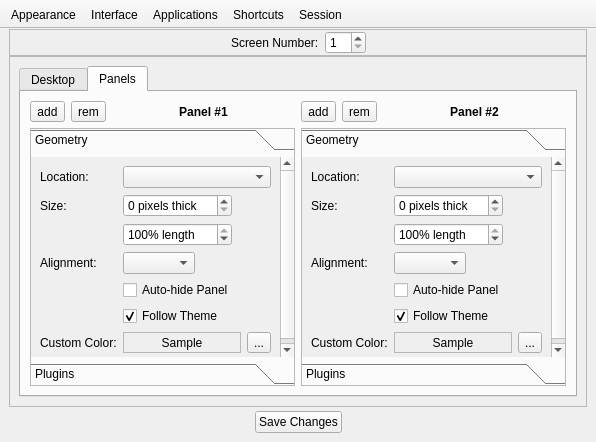
Above: lumina-config/mainUI.ui from lumina-desktop/lumina before the change. Below: the same form after it.
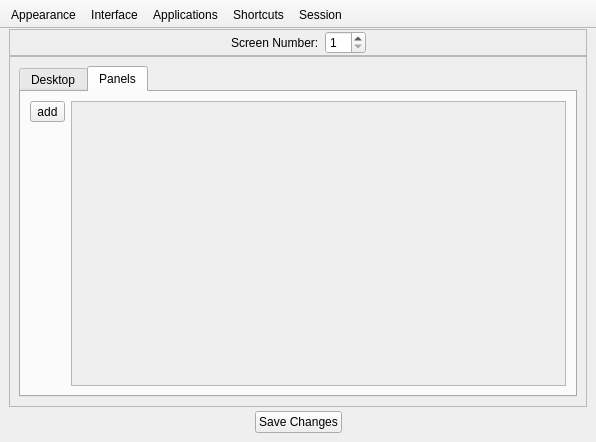
That is the form after the change. The open tabs and pages were chosen to show the change.

Commit message: Add a new PanelWidget to lumina-config. This allows the user to add more than 2 panels to each screen, and panels can be removed individually (not just the last one).

Diff of the .ui file:
```diff
--- a/lumina-config/mainUI.ui
+++ b/lumina-config/mainUI.ui
@@ -550,514 +550,9 @@
            <attribute name="title">
             <string>Panels</string>
            </attribute>
-           <layout class="QGridLayout" name="gridLayout_panels" rowstretch="0,1" columnstretch="0,0">
-            <item row="0" column="1">
-             <layout class="QHBoxLayout" name="horizontalLayout_9">
-              <item>
-               <widget class="QToolButton" name="tool_panel2_add">
-                <property name="text">
-                 <string notr="true">add</string>
-                </property>
-               </widget>
-              </item>
-              <item>
-               <widget class="QToolButton" name="tool_panel2_rm">
-                <property name="text">
-                 <string notr="true">rem</string>
-                </property>
-               </widget>
-              </item>
-              <item>
-               <widget class="QLabel" name="label_panel2">
-                <property name="sizePolicy">
-                 <sizepolicy hsizetype="Expanding" vsizetype="Preferred">
-                  <horstretch>0</horstretch>
-                  <verstretch>0</verstretch>
-                 </sizepolicy>
-                </property>
-                <property name="font">
-                 <font>
-                  <weight>75</weight>
-                  <bold>true</bold>
-                 </font>
-                </property>
-                <property name="text">
-                 <string>Panel #2</string>
-                </property>
-                <property name="alignment">
-                 <set>Qt::AlignCenter</set>
-                </property>
-               </widget>
-              </item>
-             </layout>
-            </item>
-            <item row="1" column="0">
-             <widget class="QToolBox" name="toolBox_panel1">
-              <property name="sizePolicy">
-               <sizepolicy hsizetype="Minimum" vsizetype="Preferred">
-                <horstretch>0</horstretch>
-                <verstretch>0</verstretch>
-               </sizepolicy>
-              </property>
-              <property name="frameShape">
-               <enum>QFrame::StyledPanel</enum>
-              </property>
-              <property name="frameShadow">
-               <enum>QFrame::Raised</enum>
-              </property>
-              <property name="midLineWidth">
-               <number>2</number>
-              </property>
-              <property name="currentIndex">
-               <number>0</number>
-              </property>
-              <widget class="QWidget" name="page_panel1_appearance">
-               <property name="geometry">
-                <rect>
-                 <x>0</x>
-                 <y>0</y>
-                 <width>249</width>
-                 <height>215</height>
-                </rect>
-               </property>
-               <attribute name="label">
-                <string>Geometry</string>
-               </attribute>
-               <layout class="QFormLayout" name="formLayout">
-                <property name="fieldGrowthPolicy">
-                 <enum>QFormLayout::ExpandingFieldsGrow</enum>
-                </property>
-                <item row="0" column="0">
-                 <widget class="QLabel" name="label_3">
-                  <property name="text">
-                   <string>Location:</string>
-                  </property>
-                 </widget>
-                </item>
-                <item row="0" column="1">
-                 <widget class="QComboBox" name="combo_panel1_loc">
-                  <property name="sizePolicy">
-                   <sizepolicy hsizetype="Expanding" vsizetype="Fixed">
-                    <horstretch>0</horstretch>
-                    <verstretch>0</verstretch>
-                   </sizepolicy>
-                  </property>
-                 </widget>
-                </item>
-                <item row="6" column="0">
-                 <widget class="QLabel" name="label_5">
-                  <property name="text">
-                   <string>Custom Color:</string>
-                  </property>
-                 </widget>
-                </item>
-                <item row="6" column="1">
-                 <layout class="QHBoxLayout" name="horizontalLayout_8">
-                  <item>
-                   <widget class="QLabel" name="label_panel1_sample">
-                    <property name="sizePolicy">
-                     <sizepolicy hsizetype="Expanding" vsizetype="Preferred">
-                      <horstretch>0</horstretch>
-                      <verstretch>0</verstretch>
-                     </sizepolicy>
-                    </property>
-                    <property name="frameShape">
-                     <enum>QFrame::StyledPanel</enum>
-                    </property>
-                    <property name="text">
-                     <string>Sample</string>
-                    </property>
-                    <property name="alignment">
-                     <set>Qt::AlignCenter</set>
-                    </property>
-                   </widget>
-                  </item>
-                  <item>
-                   <widget class="QToolButton" name="tool_panel1_getcolor">
-                    <property name="text">
-                     <string>...</string>
-                    </property>
-                   </widget>
-                  </item>
-                 </layout>
-                </item>
-                <item row="4" column="1">
-                 <widget class="QCheckBox" name="check_panel1_hidepanel">
-                  <property name="text">
-                   <string>Auto-hide Panel </string>
-                  </property>
-                 </widget>
-                </item>
-                <item row="5" column="1">
-                 <widget class="QCheckBox" name="check_panel1_usetheme">
-                  <property name="text">
-                   <string>Follow Theme</string>
-                  </property>
-                  <property name="checked">
-                   <bool>true</bool>
-                  </property>
-                 </widget>
-                </item>
-                <item row="2" column="1">
-                 <layout class="QVBoxLayout" name="verticalLayout_11">
-                  <item>
-                   <widget class="QSpinBox" name="spin_panel1_size">
-                    <property name="suffix">
-                     <string> pixels thick</string>
-                    </property>
-                    <property name="maximum">
-                     <number>500</number>
-                    </property>
-                   </widget>
-                  </item>
-                  <item>
-                   <widget class="QSpinBox" name="spin_panel1_length">
-                    <property name="suffix">
-                     <string>% length</string>
-                    </property>
-                    <property name="minimum">
-                     <number>1</number>
-                    </property>
-                    <property name="maximum">
-                     <number>100</number>
-                    </property>
-                    <property name="value">
-                     <number>100</number>
-                    </property>
-                   </widget>
-                  </item>
-                 </layout>
-                </item>
-                <item row="2" column="0">
-                 <widget class="QLabel" name="label_4">
-                  <property name="text">
-                   <string>Size:</string>
-                  </property>
-                 </widget>
-                </item>
-                <item row="3" column="0">
-                 <widget class="QLabel" name="label_30">
-                  <property name="text">
-                   <string>Alignment:</string>
-                  </property>
-                 </widget>
-                </item>
-                <item row="3" column="1">
-                 <widget class="QComboBox" name="combo_panel1_align"/>
-                </item>
-               </layout>
-              </widget>
-              <widget class="QWidget" name="page_panel1_plugins">
-               <property name="geometry">
-                <rect>
-                 <x>0</x>
-                 <y>0</y>
-                 <width>197</width>
-                 <height>117</height>
-                </rect>
-               </property>
-               <attribute name="label">
-                <string>Plugins</string>
-               </attribute>
-               <layout class="QVBoxLayout" name="verticalLayout_5">
-                <item>
-                 <widget class="QListWidget" name="list_panel1_plugins">
-                  <property name="iconSize">
-                   <size>
-                    <width>16</width>
-                    <height>16</height>
-                   </size>
-                  </property>
-                 </widget>
-                </item>
-                <item>
-                 <layout class="QHBoxLayout" name="horizontalLayout_7">
-                  <item>
-                   <widget class="QToolButton" name="tool_panel1_addplugin">
-                    <property name="text">
-                     <string notr="true">add</string>
-                    </property>
-                   </widget>
-                  </item>
-                  <item>
-                   <widget class="QToolButton" name="tool_panel1_rmplugin">
-                    <property name="text">
-                     <string notr="true">rem</string>
-                    </property>
-                   </widget>
-                  </item>
-                  <item>
-                   <spacer name="horizontalSpacer_5">
-                    <property name="orientation">
-                     <enum>Qt::Horizontal</enum>
-                    </property>
-                    <property name="sizeType">
-                     <enum>QSizePolicy::MinimumExpanding</enum>
-                    </property>
-                    <property name="sizeHint" stdset="0">
-                     <size>
-                      <width>10</width>
-                      <height>20</height>
-                     </size>
-                    </property>
-                   </spacer>
-                  </item>
-                  <item>
-                   <widget class="QToolButton" name="tool_panel1_upplug">
-                    <property name="text">
-                     <string notr="true">up</string>
-                    </property>
-                   </widget>
-                  </item>
-                  <item>
-                   <widget class="QToolButton" name="tool_panel1_dnplug">
-                    <property name="text">
-                     <string notr="true">dn</string>
-                    </property>
-                   </widget>
-                  </item>
-                 </layout>
-                </item>
-               </layout>
-              </widget>
-             </widget>
-            </item>
-            <item row="1" column="1">
-             <widget class="QToolBox" name="toolBox_panel2">
-              <property name="sizePolicy">
-               <sizepolicy hsizetype="MinimumExpanding" vsizetype="Preferred">
-                <horstretch>0</horstretch>
-                <verstretch>0</verstretch>
-               </sizepolicy>
-              </property>
-              <property name="frameShape">
-               <enum>QFrame::StyledPanel</enum>
-              </property>
-              <property name="frameShadow">
-               <enum>QFrame::Raised</enum>
-              </property>
-              <property name="lineWidth">
-               <number>1</number>
-              </property>
-              <property name="midLineWidth">
-               <number>2</number>
-              </property>
-              <property name="currentIndex">
-               <number>0</number>
-              </property>
-              <widget class="QWidget" name="page_panel2_appearance">
-               <property name="geometry">
-                <rect>
-                 <x>0</x>
-                 <y>0</y>
-                 <width>249</width>
-                 <height>209</height>
-                </rect>
-               </property>
-               <attribute name="label">
-                <string>Geometry</string>
-               </attribute>
-               <layout class="QFormLayout" name="formLayout_2">
-                <property name="fieldGrowthPolicy">
-                 <enum>QFormLayout::ExpandingFieldsGrow</enum>
-                </property>
-                <item row="0" column="0">
-                 <widget class="QLabel" name="label_7">
-                  <property name="text">
-                   <string>Location:</string>
-                  </property>
-                 </widget>
-                </item>
-                <item row="0" column="1">
-                 <widget class="QComboBox" name="combo_panel2_loc">
-                  <property name="sizePolicy">
-                   <sizepolicy hsizetype="Expanding" vsizetype="Fixed">
-                    <horstretch>0</horstretch>
-                    <verstretch>0</verstretch>
-                   </sizepolicy>
-                  </property>
-                 </widget>
-                </item>
-                <item row="5" column="0">
-                 <widget class="QLabel" name="label_9">
-                  <property name="text">
-                   <string>Custom Color:</string>
-                  </property>
-                 </widget>
-                </item>
-                <item row="5" column="1">
-                 <layout class="QHBoxLayout" name="horizontalLayout_10">
-                  <item>
-                   <widget class="QLabel" name="label_panel2_sample">
-                    <property name="sizePolicy">
-                     <sizepolicy hsizetype="Expanding" vsizetype="Preferred">
-                      <horstretch>0</horstretch>
-                      <verstretch>0</verstretch>
-                     </sizepolicy>
-                    </property>
-                    <property name="frameShape">
-                     <enum>QFrame::StyledPanel</enum>
-                    </property>
-                    <property name="text">
-                     <string>Sample</string>
-                    </property>
-                    <property name="alignment">
-                     <set>Qt::AlignCenter</set>
-                    </property>
-                   </widget>
-                  </item>
-                  <item>
-                   <widget class="QToolButton" name="tool_panel2_getcolor">
-                    <property name="text">
-                     <string>...</string>
-                    </property>
-                   </widget>
-                  </item>
-                 </layout>
-                </item>
-                <item row="3" column="1">
-                 <widget class="QCheckBox" name="check_panel2_hidepanel">
-                  <property name="text">
-                   <string>Auto-hide Panel </string>
-                  </property>
-                 </widget>
-                </item>
-                <item row="4" column="1">
-                 <widget class="QCheckBox" name="check_panel2_usetheme">
-                  <property name="text">
-                   <string>Follow Theme</string>
-                  </property>
-                  <property name="checked">
-                   <bool>true</bool>
-                  </property>
-                 </widget>
-                </item>
-                <item row="1" column="1">
-                 <layout class="QVBoxLayout" name="verticalLayout_20">
-                  <item>
-                   <widget class="QSpinBox" name="spin_panel2_size">
-                    <property name="suffix">
-                     <string> pixels thick</string>
-                    </property>
-                    <property name="maximum">
-                     <number>500</number>
-                    </property>
-                   </widget>
-                  </item>
-                  <item>
-                   <widget class="QSpinBox" name="spin_panel2_length">
-                    <property name="suffix">
-                     <string>% length</string>
-                    </property>
-                    <property name="minimum">
-                     <number>1</number>
-                    </property>
-                    <property name="maximum">
-                     <number>100</number>
-                    </property>
-                    <property name="value">
-                     <number>100</number>
-                    </property>
-                   </widget>
-                  </item>
-                 </layout>
-                </item>
-                <item row="1" column="0">
-                 <widget class="QLabel" name="label_8">
-                  <property name="text">
-                   <string>Size:</string>
-                  </property>
-                 </widget>
-                </item>
-                <item row="2" column="0">
-                 <widget class="QLabel" name="label_31">
-                  <property name="text">
-                   <string>Alignment:</string>
-                  </property>
-                 </widget>
-                </item>
-                <item row="2" column="1">
-                 <widget class="QComboBox" name="combo_panel2_align"/>
-                </item>
-               </layout>
-              </widget>
-              <widget class="QWidget" name="page_panel2_plugins">
-               <property name="geometry">
-                <rect>
-                 <x>0</x>
-                 <y>0</y>
-                 <width>197</width>
-                 <height>117</height>
-                </rect>
-               </property>
-               <attribute name="label">
-                <string>Plugins</string>
-               </attribute>
-               <layout class="QVBoxLayout" name="verticalLayout_7">
-                <item>
-                 <widget class="QListWidget" name="list_panel2_plugins">
-                  <property name="iconSize">
-                   <size>
-                    <width>16</width>
-                    <height>16</height>
-                   </size>
-                  </property>
-                 </widget>
-                </item>
-                <item>
-                 <layout class="QHBoxLayout" name="horizontalLayout_11">
-                  <item>
-                   <widget class="QToolButton" name="tool_panel2_addplugin">
-                    <property name="text">
-                     <string notr="true">add</string>
-                    </property>
-                   </widget>
-                  </item>
-                  <item>
-                   <widget class="QToolButton" name="tool_panel2_rmplugin">
-                    <property name="text">
-                     <string notr="true">rem</string>
-                    </property>
-                   </widget>
-                  </item>
-                  <item>
-                   <spacer name="horizontalSpacer_6">
-                    <property name="orientation">
-                     <enum>Qt::Horizontal</enum>
-                    </property>
-                    <property name="sizeType">
-                     <enum>QSizePolicy::MinimumExpanding</enum>
-                    </property>
-                    <property name="sizeHint" stdset="0">
-                     <size>
-                      <width>10</width>
-                      <height>20</height>
-                     </size>
-                    </property>
-                   </spacer>
-                  </item>
-                  <item>
-                   <widget class="QToolButton" name="tool_panel2_upplug">
-                    <property name="text">
-                     <string notr="true">up</string>
-                    </property>
-                   </widget>
-                  </item>
-                  <item>
-                   <widget class="QToolButton" name="tool_panel2_dnplug">
-                    <property name="text">
-                     <string notr="true">dn</string>
-                    </property>
-                   </widget>
-                  </item>
-                 </layout>
-                </item>
-               </layout>
-              </widget>
-             </widget>
-            </item>
+           <layout class="QGridLayout" name="gridLayout_panels" rowstretch="0" columnstretch="0,0">
             <item row="0" column="0">
-             <layout class="QHBoxLayout" name="horizontalLayout_6">
+             <layout class="QVBoxLayout" name="verticalLayout_5">
               <item>
                <widget class="QToolButton" name="tool_panel1_add">
                 <property name="text">
@@ -1066,36 +561,43 @@
                </widget>
               </item>
               <item>
-               <widget class="QToolButton" name="tool_panel1_rm">
-                <property name="text">
-                 <string notr="true">rem</string>
+               <spacer name="verticalSpacer_3">
+                <property name="orientation">
+                 <enum>Qt::Vertical</enum>
                 </property>
-               </widget>
-              </item>
-              <item>
-               <widget class="QLabel" name="label_panel1">
-                <property name="sizePolicy">
-                 <sizepolicy hsizetype="Expanding" vsizetype="Preferred">
-                  <horstretch>0</horstretch>
-                  <verstretch>0</verstretch>
-                 </sizepolicy>
+                <property name="sizeHint" stdset="0">
+                 <size>
+                  <width>20</width>
+                  <height>40</height>
+                 </size>
                 </property>
-                <property name="font">
-                 <font>
-                  <weight>75</weight>
-                  <bold>true</bold>
-                 </font>
-                </property>
-                <property name="text">
-                 <string>Panel #1</string>
-                </property>
-                <property name="alignment">
-                 <set>Qt::AlignCenter</set>
-                </property>
-               </widget>
+               </spacer>
               </item>
              </layout>
             </item>
+            <item row="0" column="1">
+             <widget class="QScrollArea" name="scroll_panels">
+              <property name="sizeAdjustPolicy">
+               <enum>QAbstractScrollArea::AdjustToContents</enum>
+              </property>
+              <property name="widgetResizable">
+               <bool>true</bool>
+              </property>
+              <property name="alignment">
+               <set>Qt::AlignLeading|Qt::AlignLeft|Qt::AlignTop</set>
+              </property>
+              <widget class="QWidget" name="scrollAreaWidgetContents_2">
+               <property name="geometry">
+                <rect>
+                 <x>0</x>
+                 <y>0</y>
+                 <width>487</width>
+                 <height>263</height>
+                </rect>
+               </property>
+              </widget>
+             </widget>
+            </item>
            </layout>
           </widget>
          </widget>
```
Left out of the diff: 6 changed lines with no effect on the pictures. The commit also changes 6 other files.
